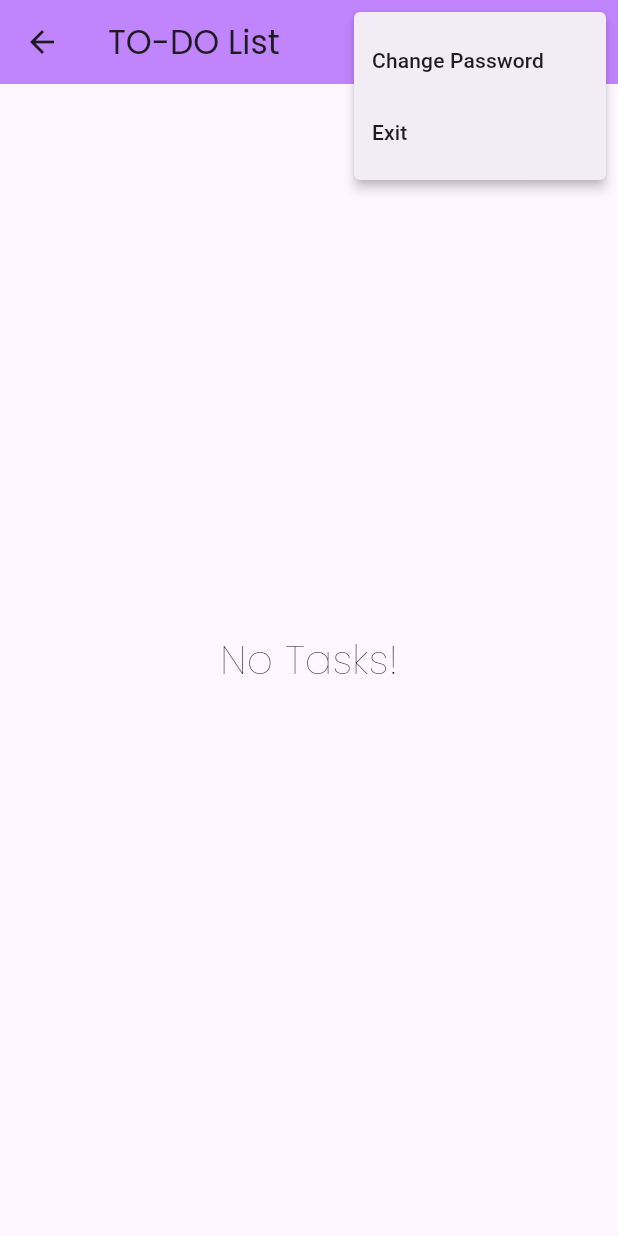
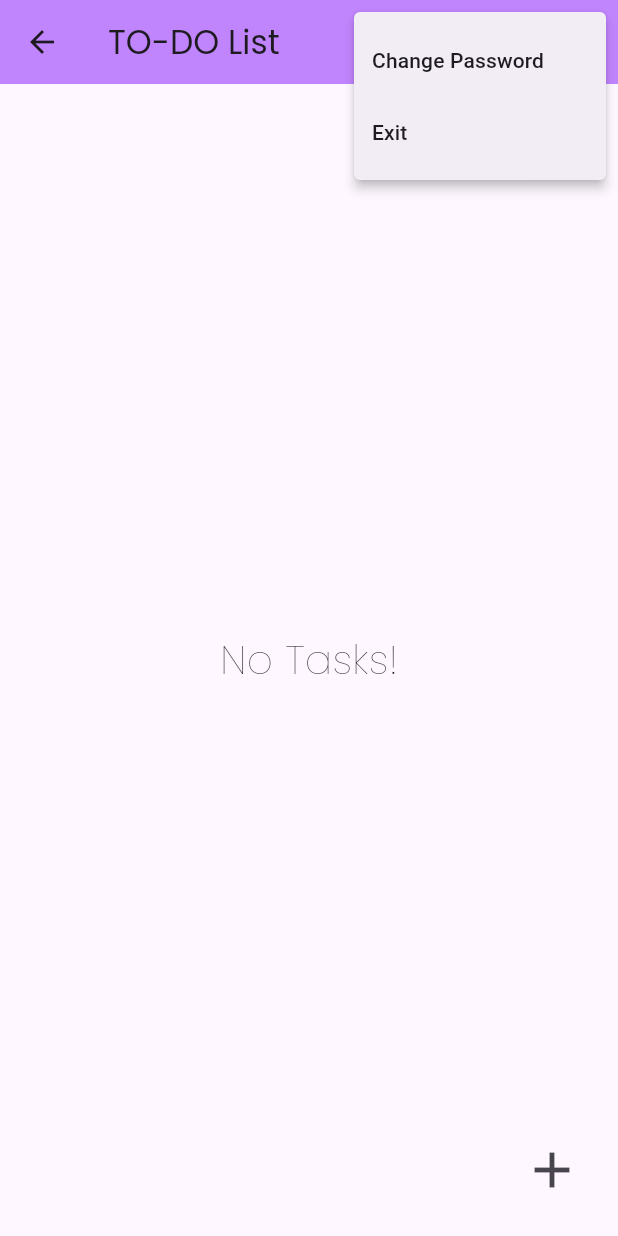
Before and after one commit to priyank6378/TODO-List, a Flutter app: the ToDoListView screen opened by its route, after a tap on the "more vert" icon, on a phone screen of 412 x 824 dp. Run offline on Flutter 3.47's test engine with Material 3 defaults, Android fonts, the phone set to English and light mode, and no system bars; our stand-ins replace google_fonts, shared_preferences; accounts and stored records are empty.

Commit message:
UI update

```diff
--- a/lib/views/authentication_view.dart
+++ b/lib/views/authentication_view.dart
@@ -2,6 +2,7 @@ import 'package:flutter/material.dart';
 import 'package:google_fonts/google_fonts.dart';
 import 'package:to_do/const/routes.dart';
 import 'package:to_do/services/database.dart';
+import 'package:to_do/views/todo_list.dart';
 
 class AuthenticateView extends StatefulWidget {
   const AuthenticateView({super.key});
@@ -22,6 +23,9 @@ class _AuthenticateViewState extends State<AuthenticateView> {
       builder: (context, snapshot) {
         if (snapshot.connectionState == ConnectionState.done) {
           _password = database.getPassword();
+          if (_password == '') {
+            return const ToDoListView();
+          }
           return Scaffold(
             appBar: AppBar(
               title: const Text("Authenticate"),
--- a/lib/views/todo_list.dart
+++ b/lib/views/todo_list.dart
@@ -1,6 +1,7 @@
 import 'package:flutter/material.dart';
 import 'package:flutter/services.dart';
 import 'package:google_fonts/google_fonts.dart';
+import 'package:path/path.dart';
 import 'package:to_do/const/routes.dart';
 import 'package:to_do/services/database.dart';
 
@@ -30,12 +31,6 @@ class _ToDoListViewState extends State<ToDoListView> {
           style: GoogleFonts.poppins(),
         ),
         actions: [
-          IconButton(
-            icon: const Icon(Icons.add),
-            onPressed: () {
-              Navigator.of(context).pushNamed(newNoteRoute);
-            },
-          ),
           PopupMenuButton<CustomPopUpMenuActions>(
             onSelected: (value) {
               if (value == CustomPopUpMenuActions.changePassword) {
@@ -45,7 +40,6 @@ class _ToDoListViewState extends State<ToDoListView> {
                 SystemChannels.platform.invokeMethod('SystemNavigator.pop');
               }
             },
-
             itemBuilder: (context) {
               return [
                 const PopupMenuItem<CustomPopUpMenuActions>(
@@ -62,6 +56,15 @@ class _ToDoListViewState extends State<ToDoListView> {
         ],
       ),
       // backgroundColor: const Color(0xfffef08a),
+      floatingActionButton: IconButton(
+        icon: const Icon(
+          Icons.add,
+          size: 40,
+        ),
+        onPressed: () {
+          Navigator.of(context).pushNamed(newNoteRoute);
+        },
+      ),
       body: FutureBuilder(
         future: database.initiate(),
         builder: (context, snapshot) {
```
